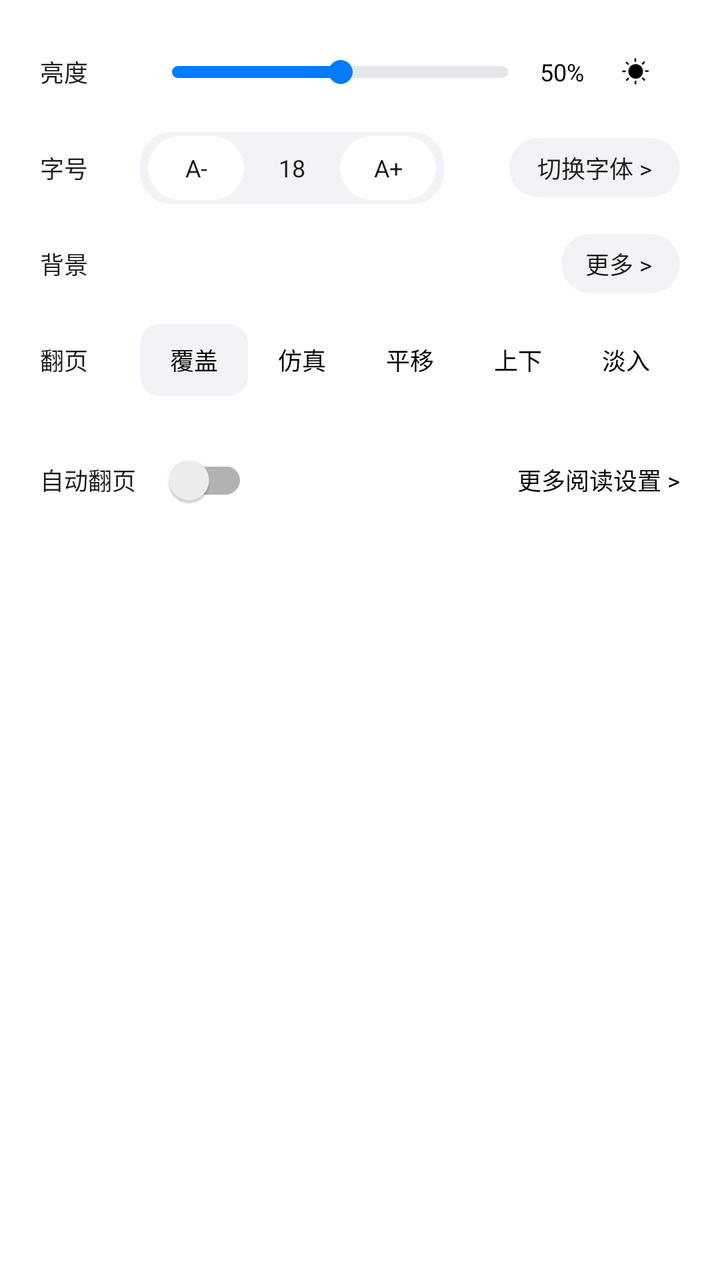
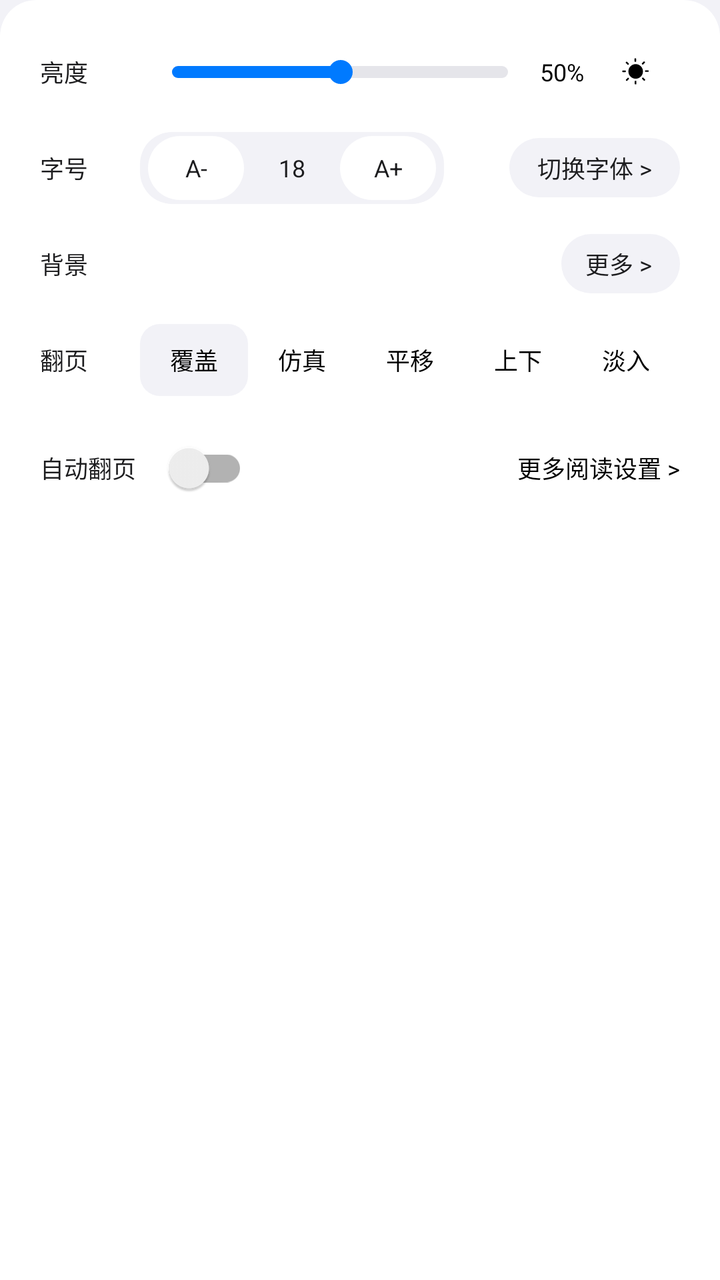

Compare the two renders of this Android layout. The source of the first and the diff that turns it into the second are given below.
<!-- AndroidManifest.xml: application theme Theme.MyApp -->
<!-- res/layout/popup_reading_settings.xml -->
<?xml version="1.0" encoding="utf-8"?>
<LinearLayout xmlns:android="http://schemas.android.com/apk/res/android"
    xmlns:app="http://schemas.android.com/apk/res-auto"
    android:layout_width="match_parent"
    android:layout_height="wrap_content"
    android:orientation="vertical"
    android:background="@color/ios_bg"
    android:paddingTop="12dp"
    android:paddingBottom="12dp">

    
    <LinearLayout
        android:layout_width="match_parent"
        android:layout_height="wrap_content"
        android:orientation="horizontal"
        android:paddingHorizontal="20dp"
        android:paddingVertical="6dp"
        android:gravity="center_vertical">

        <TextView
            android:layout_width="50dp"
            android:layout_height="wrap_content"
            android:text="亮度"
            android:textSize="12sp"
            android:textColor="@color/ios_text_primary" />

        <SeekBar
            android:id="@+id/seekbar_brightness"
            android:layout_width="200dp"
            android:layout_height="36dp"
            android:layout_weight="0"
            android:max="255"
            android:progress="128"
            android:progressDrawable="@drawable/bg_seekbar_brightness"
            android:thumbTint="@color/ios_blue" />

        <TextView
            android:id="@+id/tv_brightness_value"
            android:layout_width="36dp"
            android:layout_height="wrap_content"
            android:text="50%"
            android:textSize="12sp"
            android:textColor="@color/black" />

        <ImageView
            android:id="@+id/iv_follow_system"
            android:layout_width="24dp"
            android:layout_height="24dp"
            android:src="@drawable/ic_brightness_auto"
            app:tint="#000000"
            android:padding="4dp"
            android:background="?attr/selectableItemBackgroundBorderless"
            android:clickable="true"
            android:focusable="true"
            android:contentDescription="跟随系统亮度" />

    </LinearLayout>

    
    <LinearLayout
        android:layout_width="match_parent"
        android:layout_height="wrap_content"
        android:orientation="horizontal"
        android:paddingHorizontal="20dp"
        android:paddingVertical="6dp"
        android:gravity="center_vertical">

        <TextView
            android:layout_width="50dp"
            android:layout_height="wrap_content"
            android:text="字号"
            android:textSize="12sp"
            android:textColor="@color/ios_text_primary" />

        <LinearLayout
            android:layout_width="wrap_content"
            android:layout_height="wrap_content"
            android:orientation="horizontal"
            android:background="@drawable/bg_capsule_gray"
            android:paddingHorizontal="4dp"
            android:paddingVertical="2dp">

            <TextView
                android:id="@+id/tv_font_minus"
                android:layout_width="48dp"
                android:layout_height="32dp"
                android:text="A-"
                android:textSize="12sp"
                android:textColor="@color/ios_text_primary"
                android:gravity="center"
                android:background="@drawable/bg_capsule_white"
                android:clickable="true"
                android:focusable="true" />

            <TextView
                android:id="@+id/tv_font_size_display"
                android:layout_width="48dp"
                android:layout_height="32dp"
                android:text="18"
                android:textSize="12sp"
                android:textColor="@color/ios_text_primary"
                android:gravity="center" />

            <TextView
                android:id="@+id/tv_font_plus"
                android:layout_width="48dp"
                android:layout_height="32dp"
                android:text="A+"
                android:textSize="12sp"
                android:textColor="@color/ios_text_primary"
                android:gravity="center"
                android:background="@drawable/bg_capsule_white"
                android:clickable="true"
                android:focusable="true" />

        </LinearLayout>

        <View
            android:layout_width="0dp"
            android:layout_height="0dp"
            android:layout_weight="1" />

        <TextView
            android:id="@+id/tv_switch_font"
            android:layout_width="wrap_content"
            android:layout_height="wrap_content"
            android:text="切换字体 >"
            android:textSize="12sp"
            android:textColor="@color/ios_text_primary"
            android:gravity="center"
            android:paddingStart="14dp"
            android:paddingEnd="14dp"
            android:paddingTop="6dp"
            android:paddingBottom="6dp"
            android:clickable="true"
            android:focusable="true"
            android:background="@drawable/bg_capsule_gray" />

    </LinearLayout>

    
    <LinearLayout
        android:layout_width="match_parent"
        android:layout_height="wrap_content"
        android:orientation="horizontal"
        android:paddingHorizontal="20dp"
        android:paddingVertical="6dp"
        android:gravity="center_vertical">

        <TextView
            android:layout_width="50dp"
            android:layout_height="wrap_content"
            android:text="背景"
            android:textSize="12sp"
            android:textColor="@color/ios_text_primary" />

        
        <FrameLayout
            android:layout_width="48dp"
            android:layout_height="36dp"
            android:layout_marginEnd="4dp">
            <View
                android:id="@+id/bg_color_2"
                android:layout_width="42dp"
                android:layout_height="30dp"
                android:layout_gravity="center"
                android:clickable="true"
                android:focusable="true"
                android:background="@drawable/bg_color_rect"/>

            <View
                android:id="@+id/bg_color_ring_2"
                android:layout_width="42dp"
                android:layout_height="30dp"
                android:layout_gravity="center"
                android:background="@drawable/bg_color_ring"
                android:visibility="gone" />
        </FrameLayout>

        
        <FrameLayout
            android:layout_width="48dp"
            android:layout_height="36dp"
            android:layout_marginEnd="4dp">
            <View
                android:id="@+id/bg_color_1"
                android:layout_width="42dp"
                android:layout_height="30dp"
                android:layout_gravity="center"
                android:clickable="true"
                android:focusable="true"
                android:background="@drawable/bg_color_rect"/>
            <View
                android:id="@+id/bg_color_ring_1"
                android:layout_width="42dp"
                android:layout_height="30dp"
                android:layout_gravity="center"
                android:background="@drawable/bg_color_ring"
                android:visibility="gone" />
        </FrameLayout>

        
        <FrameLayout
            android:layout_width="48dp"
            android:layout_height="36dp"
            android:layout_marginEnd="4dp">

            <View
                android:id="@+id/bg_color_0"
                android:layout_width="42dp"
                android:layout_height="30dp"
                android:layout_gravity="center"
                android:clickable="true"
                android:focusable="true"
                android:background="@drawable/bg_color_rect" />

            <View
                android:id="@+id/bg_color_ring_0"
                android:layout_width="42dp"
                android:layout_height="30dp"
                android:layout_gravity="center"
                android:background="@drawable/bg_color_ring"
                android:visibility="gone" />
        </FrameLayout>

        
        <FrameLayout
            android:layout_width="48dp"
            android:layout_height="36dp">
            <View
                android:id="@+id/bg_color_3"
                android:layout_width="42dp"
                android:layout_height="30dp"
                android:layout_gravity="center"
                android:clickable="true"
                android:focusable="true"
                android:background="@drawable/bg_color_rect"/>
            <View
                android:id="@+id/bg_color_ring_3"
                android:layout_width="42dp"
                android:layout_height="30dp"
                android:layout_gravity="center"
                android:background="@drawable/bg_color_ring"
                android:visibility="gone" />
        </FrameLayout>

        <View
            android:layout_width="0dp"
            android:layout_height="0dp"
            android:layout_weight="1" />

        <TextView
            android:id="@+id/tv_bg_more"
            android:layout_width="wrap_content"
            android:layout_height="wrap_content"
            android:text="更多 >"
            android:textSize="12sp"
            android:textColor="@color/ios_text_primary"
            android:gravity="center"
            android:paddingStart="12dp"
            android:paddingEnd="14dp"
            android:paddingTop="6dp"
            android:paddingBottom="6dp"
            android:clickable="true"
            android:focusable="true"
            android:background="@drawable/bg_capsule_gray" />

    </LinearLayout>

    
    <LinearLayout
        android:layout_width="match_parent"
        android:layout_height="wrap_content"
        android:orientation="horizontal"
        android:paddingHorizontal="20dp"
        android:paddingVertical="6dp"
        android:gravity="center_vertical">

        <TextView
            android:layout_width="50dp"
            android:layout_height="wrap_content"
            android:text="翻页"
            android:textSize="12sp"
            android:textColor="@color/ios_text_primary" />

        <TextView
            android:id="@+id/tv_page_cover"
            android:layout_width="0dp"
            android:layout_height="36dp"
            android:layout_weight="1"
            android:text="覆盖"
            android:textSize="12sp"
            android:textColor="@color/black"
            android:gravity="center"
            android:background="@drawable/bg_search_radius"
            android:clickable="true"
            android:focusable="true" />

        <TextView
            android:id="@+id/tv_page_simulation"
            android:layout_width="0dp"
            android:layout_height="36dp"
            android:layout_weight="1"
            android:text="仿真"
            android:textSize="12sp"
            android:textColor="@color/black"
            android:gravity="center"
            android:background="?attr/selectableItemBackground"
            android:clickable="true"
            android:focusable="true" />

        <TextView
            android:id="@+id/tv_page_translate"
            android:layout_width="0dp"
            android:layout_height="36dp"
            android:layout_weight="1"
            android:text="平移"
            android:textSize="12sp"
            android:textColor="@color/black"
            android:gravity="center"
            android:background="?attr/selectableItemBackground"
            android:clickable="true"
            android:focusable="true" />

        <TextView
            android:id="@+id/tv_page_updown"
            android:layout_width="0dp"
            android:layout_height="36dp"
            android:layout_weight="1"
            android:text="上下"
            android:textSize="12sp"
            android:textColor="@color/black"
            android:gravity="center"
            android:background="?attr/selectableItemBackground"
            android:clickable="true"
            android:focusable="true" />

        <TextView
            android:id="@+id/tv_page_fade"
            android:layout_width="0dp"
            android:layout_height="36dp"
            android:layout_weight="1"
            android:text="淡入"
            android:textSize="12sp"
            android:textColor="@color/black"
            android:gravity="center"
            android:background="?attr/selectableItemBackground"
            android:clickable="true"
            android:focusable="true" />

    </LinearLayout>

    
    <LinearLayout
        android:id="@+id/layout_auto_page"
        android:layout_width="match_parent"
        android:layout_height="wrap_content"
        android:orientation="horizontal"
        android:paddingHorizontal="20dp"
        android:paddingVertical="6dp"
        android:gravity="center_vertical">

        <LinearLayout
            android:id="@+id/layout_auto_toggle"
            android:layout_width="wrap_content"
            android:layout_height="wrap_content"
            android:orientation="horizontal"
            android:gravity="center_vertical"
            android:paddingVertical="6dp"
            android:paddingEnd="8dp"
            android:clickable="true"
            android:focusable="true"
            android:background="?attr/selectableItemBackground">

            <TextView
                android:id="@+id/tv_auto_page_label"
                android:layout_width="wrap_content"
                android:layout_height="wrap_content"
                android:text="自动翻页"
                android:textColor="@color/ios_text_primary"
                android:textSize="12sp" />

            <androidx.appcompat.widget.SwitchCompat
                android:id="@+id/switch_auto_page"
                android:layout_width="wrap_content"
                android:layout_height="wrap_content"
                android:layout_marginStart="8dp" />
        </LinearLayout>

        <View
            android:layout_width="0dp"
            android:layout_height="0dp"
            android:layout_weight="1" />

        <TextView
            android:id="@+id/tv_more_settings"
            android:layout_width="wrap_content"
            android:layout_height="32dp"
            android:text="更多阅读设置 >"
            android:textSize="12sp"
            android:textColor="@color/black"
            android:gravity="center"
            android:paddingStart="16dp"
            android:clickable="true"
            android:focusable="true"
            android:background="?attr/selectableItemBackground" />
    </LinearLayout>


</LinearLayout>
<!-- resources referenced by this layout -->
<resources>
  <color name="black">#FF000000</color>
  <color name="ios_bg">#FFFFFFFF</color>
  <color name="ios_blue">#FF007AFF</color>
  <color name="ios_text_primary">#FF1D1D1F</color>
  <!-- drawable bg_color_rect (drawable) -->
  <?xml version="1.0" encoding="utf-8"?>
  <shape xmlns:android="http://schemas.android.com/apk/res/android"
      android:shape="rectangle">
      
      <corners android:radius="8dp" />
      
      <solid android:color="#FFFFFF" />
  </shape>
  <!-- drawable bg_color_ring (drawable) -->
  <?xml version="1.0" encoding="utf-8"?>
  <shape xmlns:android="http://schemas.android.com/apk/res/android"
      android:shape="rectangle">
      <solid android:color="@android:color/transparent" />
      <stroke
          android:width="1dp"
          android:color="@color/black" />
      <corners android:radius="8dp" />
  </shape>
  <!-- drawable bg_search_radius (drawable) -->
  <?xml version="1.0" encoding="utf-8"?>
  <shape xmlns:android="http://schemas.android.com/apk/res/android">
      
      <solid android:color="@color/ios_bg_grouped"/>
      <corners android:radius="10dp"/>
      <padding android:top="4dp" android:bottom="4dp"/>
  </shape>
  <color name="ios_bg_grouped">#FFF2F2F7</color>
  <color name="white">#FFFFFFFF</color>
  <style name="ThemeOverlay.MyApp.ActionBar.Light" parent="ThemeOverlay.AppCompat.ActionBar">
          <item name="android:windowBackground">@color/ios_bg</item>
          <item name="android:textColorPrimary">@color/ios_text_primary</item>
          <item name="android:textColorSecondary">@color/ios_text_secondary</item>
          <item name="actionBarWidgetTheme">@style/ThemeOverlay.MyApp.ActionBar.Widget</item>
      </style>
  <style name="ShapeAppearance.iOS.Small" parent="ShapeAppearance.MaterialComponents.SmallComponent">
          <item name="cornerFamily">rounded</item>
          <item name="cornerSize">10dp</item>
      </style>
  <style name="ShapeAppearance.iOS.Medium" parent="ShapeAppearance.MaterialComponents.MediumComponent">
          <item name="cornerFamily">rounded</item>
          <item name="cornerSize">12dp</item>
      </style>
  <style name="ShapeAppearance.iOS.Large" parent="ShapeAppearance.MaterialComponents.LargeComponent">
          <item name="cornerFamily">rounded</item>
          <item name="cornerSize">16dp</item>
      </style>
  <style name="Widget.MyApp.Button.iOS" parent="Widget.MaterialComponents.Button">
          <item name="cornerRadius">10dp</item>
          <item name="backgroundTint">@color/ios_blue</item>
          <item name="android:textColor">@color/white</item>
          <item name="elevation">0dp</item>
          <item name="android:textSize">17sp</item>
          <item name="android:textStyle">bold</item>
          <item name="android:letterSpacing">0.01</item>
      </style>
  <style name="Widget.MyApp.CardView.iOS" parent="Widget.MaterialComponents.CardView">
          <item name="cardBackgroundColor">@color/ios_card_bg</item>
          <item name="cardCornerRadius">12dp</item>
          <item name="cardElevation">1dp</item>
          <item name="strokeWidth">0dp</item>
      </style>
  <color name="ios_tab_bar">#F0F9F9F9</color>
  <color name="ios_text_tertiary">#FFC7C7CC</color>
  <color name="ios_separator">#FFE5E5EA</color>
  <color name="ios_text_secondary">#FF8E8E93</color>
  <style name="ThemeOverlay.MyApp.ActionBar.Widget" parent="ThemeOverlay.AppCompat.Light">
          <item name="colorControlNormal">@color/ios_text_primary</item>
      </style>
  <color name="ios_card_bg">#FFFFFFFF</color>
  <!-- unchanged entries left out for length: 5 -->
</resources>

<!-- the commit's change to res/layout/popup_reading_settings.xml (unified diff, before → after) -->
@@ -4,7 +4,8 @@
     android:layout_width="match_parent"
     android:layout_height="wrap_content"
     android:orientation="vertical"
-    android:background="@color/ios_bg"
+    android:background="@drawable/bg_sheet_top_rounded"
+    android:clipToOutline="true"
     android:paddingTop="12dp"
     android:paddingBottom="12dp">
 
@@ -357,7 +358,7 @@
         android:layout_height="wrap_content"
         android:orientation="horizontal"
         android:paddingHorizontal="20dp"
-        android:paddingVertical="6dp"
+        android:paddingVertical="4dp"
         android:gravity="center_vertical">
 
         <LinearLayout
@@ -366,7 +367,7 @@
             android:layout_height="wrap_content"
             android:orientation="horizontal"
             android:gravity="center_vertical"
-            android:paddingVertical="6dp"
+            android:paddingVertical="2dp"
             android:paddingEnd="8dp"
             android:clickable="true"
             android:focusable="true"
<!-- resource entries referenced after the edit -->
@@ -30,6 +30,12 @@
       <solid android:color="@color/ios_bg_grouped"/>
       <corners android:radius="10dp"/>
       <padding android:top="4dp" android:bottom="4dp"/>
+  </shape>
+  <!-- drawable bg_sheet_top_rounded (drawable) -->
+  <?xml version="1.0" encoding="utf-8"?>
+  <shape xmlns:android="http://schemas.android.com/apk/res/android">
+      <solid android:color="@color/ios_bg" />
+      <corners android:topLeftRadius="18dp" android:topRightRadius="18dp" />
   </shape>
   <color name="ios_bg_grouped">#FFF2F2F7</color>
   <color name="white">#FFFFFFFF</color>
